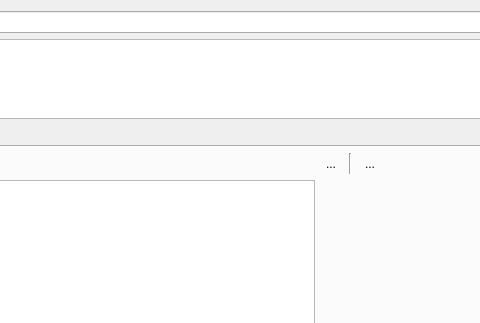
Above: bulinotes/bulinotes/bn/resources/bnnoteeditor.ui from Grum999/BuliNotes before the change; both pictures show x 436 to 916 and y 0 to 323 of the 1059 by 736 pixel window. Below: the same form after it.
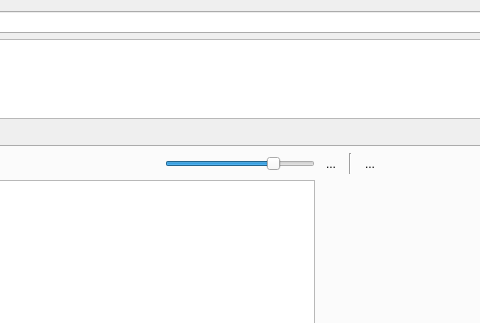
That is the form after the change. The open tabs and pages were chosen to show the change. Icons and pictures are not drawn. Custom widgets are drawn as their Qt base class.

Commit message:
Improve post-it & editor - slider for thumbnails size
Add sliders for linked layers & brushes thumbnail size (easier than
control+wheel when using a pen :))

- Editor
- Post-it

```diff
--- a/bulinotes/bulinotes/bn/resources/bnnoteeditor.ui
+++ b/bulinotes/bulinotes/bn/resources/bnnoteeditor.ui
@@ -684,6 +684,31 @@
                    </property>
                   </spacer>
                  </item>
+                 <item>
+                  <widget class="QSlider" name="hsBrushesThumbSize">
+                   <property name="maximumSize">
+                    <size>
+                     <width>150</width>
+                     <height>16777215</height>
+                    </size>
+                   </property>
+                   <property name="toolTip">
+                    <string>Thumbnail size</string>
+                   </property>
+                   <property name="maximum">
+                    <number>4</number>
+                   </property>
+                   <property name="pageStep">
+                    <number>1</number>
+                   </property>
+                   <property name="value">
+                    <number>3</number>
+                   </property>
+                   <property name="orientation">
+                    <enum>Qt::Horizontal</enum>
+                   </property>
+                  </widget>
+                 </item>
                 </layout>
                </widget>
               </item>
```
Left out of the diff: 27 changed lines with no effect on the pictures. The commit also changes 3 other files.
